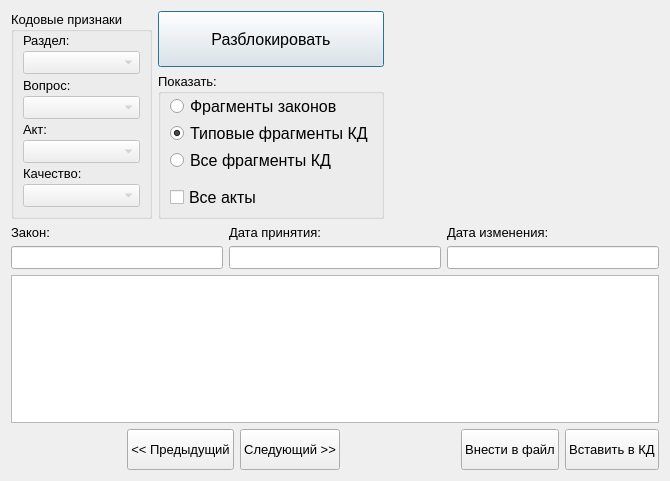
First picture: the form in knowledgebase.ui, repository YakSid/KDC_RSREU, before the edit.
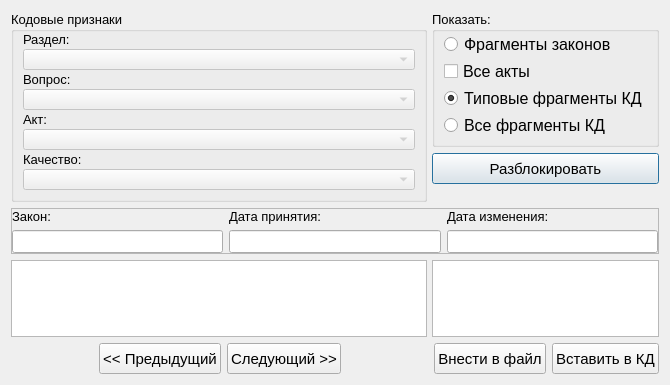
Second picture: the form after the edit.

Diff of the .ui file:
```diff
--- a/knowledgebase.ui
+++ b/knowledgebase.ui
@@ -7,7 +7,7 @@
     <x>0</x>
     <y>0</y>
     <width>670</width>
-    <height>481</height>
+    <height>385</height>
    </rect>
   </property>
   <property name="minimumSize">
@@ -25,12 +25,17 @@
    <string>База знаний</string>
   </property>
   <layout class="QGridLayout" name="gridLayout_3">
-   <item row="0" column="0">
+   <item row="0" column="0" rowspan="3">
+    <layout class="QVBoxLayout" name="verticalLayout_2">
+     <property name="spacing">
+      <number>0</number>
+     </property>
+     <item>
     <widget class="QGroupBox" name="groupBox">
      <property name="minimumSize">
       <size>
-       <width>0</width>
-       <height>208</height>
+         <width>416</width>
+         <height>0</height>
       </size>
      </property>
      <property name="maximumSize">
@@ -57,68 +62,116 @@
       <property name="verticalSpacing">
        <number>2</number>
       </property>
-      <item row="0" column="0">
-       <widget class="QLabel" name="label">
-        <property name="text">
-         <string>Раздел:</string>
-        </property>
-       </widget>
-      </item>
-      <item row="1" column="0">
-       <widget class="QComboBox" name="razdel">
-        <property name="enabled">
-         <bool>false</bool>
-        </property>
-        <property name="editable">
-         <bool>false</bool>
-        </property>
-       </widget>
-      </item>
-      <item row="5" column="0">
-       <widget class="QComboBox" name="akt">
-        <property name="enabled">
-         <bool>false</bool>
-        </property>
-        <property name="editable">
-         <bool>false</bool>
-        </property>
-       </widget>
-      </item>
       <item row="2" column="0">
-       <widget class="QLabel" name="label_2">
+         <widget class="QLabel" name="lb_question">
+          <property name="maximumSize">
+           <size>
+            <width>16777215</width>
+            <height>16</height>
+           </size>
+          </property>
         <property name="text">
          <string>Вопрос:</string>
         </property>
        </widget>
       </item>
-      <item row="4" column="0">
-       <widget class="QLabel" name="label_3">
-        <property name="text">
-         <string>Акт:</string>
+        <item row="3" column="0">
+         <widget class="QComboBox" name="cmb_question">
+          <property name="enabled">
+           <bool>false</bool>
+          </property>
+          <property name="maximumSize">
+           <size>
+            <width>16777215</width>
+            <height>21</height>
+           </size>
+          </property>
+          <property name="editable">
+           <bool>false</bool>
         </property>
        </widget>
       </item>
       <item row="6" column="0">
        <widget class="QLabel" name="lb_quality">
+          <property name="maximumSize">
+           <size>
+            <width>16777215</width>
+            <height>16</height>
+           </size>
+          </property>
         <property name="text">
          <string>Качество:</string>
         </property>
        </widget>
       </item>
-      <item row="3" column="0">
-       <widget class="QComboBox" name="question">
-        <property name="enabled">
-         <bool>false</bool>
-        </property>
-        <property name="editable">
-         <bool>false</bool>
-        </property>
-       </widget>
-      </item>
       <item row="7" column="0">
        <widget class="QComboBox" name="quality">
         <property name="enabled">
          <bool>false</bool>
+          </property>
+          <property name="maximumSize">
+           <size>
+            <width>16777215</width>
+            <height>21</height>
+           </size>
+          </property>
+          <property name="editable">
+           <bool>false</bool>
+          </property>
+         </widget>
+        </item>
+        <item row="5" column="0">
+         <widget class="QComboBox" name="cmb_act">
+          <property name="enabled">
+           <bool>false</bool>
+          </property>
+          <property name="maximumSize">
+           <size>
+            <width>16777215</width>
+            <height>21</height>
+           </size>
+          </property>
+          <property name="editable">
+           <bool>false</bool>
+          </property>
+         </widget>
+        </item>
+        <item row="0" column="0">
+         <widget class="QLabel" name="lb_razdel">
+          <property name="maximumSize">
+           <size>
+            <width>16777215</width>
+            <height>16</height>
+           </size>
+          </property>
+          <property name="text">
+           <string>Раздел:</string>
+          </property>
+         </widget>
+        </item>
+        <item row="4" column="0">
+         <widget class="QLabel" name="lb_act">
+          <property name="maximumSize">
+           <size>
+            <width>16777215</width>
+            <height>16</height>
+           </size>
+          </property>
+          <property name="text">
+           <string>Акт:</string>
+          </property>
+         </widget>
+        </item>
+        <item row="1" column="0">
+         <widget class="QComboBox" name="cmb_razdel">
+          <property name="enabled">
+           <bool>false</bool>
+          </property>
+          <property name="maximumSize">
+           <size>
+            <width>16777215</width>
+            <height>21</height>
+           </size>
         </property>
         <property name="editable">
          <bool>false</bool>
@@ -128,50 +181,22 @@
      </layout>
     </widget>
    </item>
-   <item row="0" column="1">
-    <layout class="QVBoxLayout" name="verticalLayout_2">
      <item>
-      <layout class="QHBoxLayout" name="horizontalLayout_2">
-       <item>
-        <widget class="QPushButton" name="pb_unlock">
-         <property name="minimumSize">
-          <size>
-           <width>226</width>
-           <height>56</height>
-          </size>
-         </property>
-         <property name="maximumSize">
-          <size>
-           <width>226</width>
-           <height>16777215</height>
-          </size>
-         </property>
-         <property name="font">
-          <font>
-           <pointsize>12</pointsize>
-          </font>
-         </property>
-         <property name="text">
-          <string>Разблокировать</string>
-         </property>
-        </widget>
-       </item>
-       <item>
-        <spacer name="horizontalSpacer_2">
+      <spacer name="verticalSpacer_2">
          <property name="orientation">
-          <enum>Qt::Horizontal</enum>
+        <enum>Qt::Vertical</enum>
          </property>
          <property name="sizeHint" stdset="0">
           <size>
-           <width>40</width>
-           <height>20</height>
+         <width>20</width>
+         <height>13</height>
           </size>
          </property>
         </spacer>
        </item>
       </layout>
      </item>
-     <item>
+   <item row="0" column="1">
       <widget class="QGroupBox" name="groupBox_2">
        <property name="minimumSize">
         <size>
@@ -181,8 +206,8 @@
        </property>
        <property name="maximumSize">
         <size>
-         <width>226</width>
-         <height>163</height>
+       <width>16777215</width>
+       <height>16777215</height>
         </size>
        </property>
        <property name="title">
@@ -214,7 +239,19 @@
          </widget>
         </item>
         <item>
-         <widget class="QRadioButton" name="rb_typical_fragments">
+       <widget class="QCheckBox" name="ch_all_acts">
+        <property name="font">
+         <font>
+          <pointsize>12</pointsize>
+         </font>
+        </property>
+        <property name="text">
+         <string>Все акты</string>
+        </property>
+       </widget>
+      </item>
+      <item>
+       <widget class="QRadioButton" name="rb_typical_fragments_kd">
           <property name="font">
            <font>
             <pointsize>12</pointsize>
@@ -240,7 +277,34 @@
           </property>
          </widget>
         </item>
-        <item>
+     </layout>
+    </widget>
+   </item>
+   <item row="1" column="1">
+    <widget class="QPushButton" name="pb_unlock">
+     <property name="minimumSize">
+      <size>
+       <width>151</width>
+       <height>31</height>
+      </size>
+     </property>
+     <property name="maximumSize">
+      <size>
+       <width>16777215</width>
+       <height>31</height>
+      </size>
+     </property>
+     <property name="font">
+      <font>
+       <pointsize>11</pointsize>
+      </font>
+     </property>
+     <property name="text">
+      <string>Разблокировать</string>
+     </property>
+    </widget>
+   </item>
+   <item row="2" column="1">
          <spacer name="verticalSpacer">
           <property name="orientation">
            <enum>Qt::Vertical</enum>
@@ -248,30 +312,38 @@
           <property name="sizeHint" stdset="0">
            <size>
             <width>20</width>
-            <height>40</height>
+       <height>15</height>
            </size>
           </property>
          </spacer>
         </item>
-        <item>
-         <widget class="QCheckBox" name="chb_all_akts">
-          <property name="font">
-           <font>
-            <pointsize>12</pointsize>
-           </font>
-          </property>
-          <property name="text">
-           <string>Все акты</string>
-          </property>
-         </widget>
-        </item>
-       </layout>
-      </widget>
-     </item>
-    </layout>
-   </item>
-   <item row="1" column="0" colspan="2">
+   <item row="3" column="0" colspan="2">
+    <widget class="QFrame" name="frame">
+     <property name="minimumSize">
+      <size>
+       <width>648</width>
+       <height>0</height>
+      </size>
+     </property>
+     <property name="frameShape">
+      <enum>QFrame::StyledPanel</enum>
+     </property>
+     <property name="frameShadow">
+      <enum>QFrame::Raised</enum>
+     </property>
     <layout class="QGridLayout" name="gridLayout">
+      <property name="leftMargin">
+       <number>0</number>
+      </property>
+      <property name="topMargin">
+       <number>0</number>
+      </property>
+      <property name="rightMargin">
+       <number>0</number>
+      </property>
+      <property name="bottomMargin">
+       <number>0</number>
+      </property>
      <item row="0" column="0">
       <widget class="QLabel" name="label_5">
        <property name="text">
@@ -318,12 +390,13 @@
       </widget>
      </item>
     </layout>
+    </widget>
    </item>
-   <item row="2" column="0" colspan="2">
-    <widget class="QTextEdit" name="text">
+   <item row="4" column="0">
+    <widget class="QTextEdit" name="te_text">
      <property name="minimumSize">
       <size>
-       <width>648</width>
+       <width>416</width>
        <height>0</height>
       </size>
      </property>
@@ -338,7 +411,14 @@
      </property>
     </widget>
    </item>
-   <item row="3" column="0" colspan="2">
+   <item row="4" column="1">
+    <widget class="QListView" name="lv_texts">
+     <property name="editTriggers">
+      <set>QAbstractItemView::NoEditTriggers</set>
+     </property>
+    </widget>
+   </item>
+   <item row="5" column="0" colspan="2">
     <layout class="QHBoxLayout" name="horizontalLayout">
      <item>
       <spacer name="horizontalSpacer_4">
@@ -358,9 +438,14 @@
        <property name="minimumSize">
         <size>
          <width>0</width>
-         <height>41</height>
+         <height>31</height>
         </size>
        </property>
+       <property name="font">
+        <font>
+         <pointsize>11</pointsize>
+        </font>
+       </property>
        <property name="text">
         <string>&lt;&lt; Предыдущий</string>
        </property>
@@ -371,9 +456,14 @@
        <property name="minimumSize">
         <size>
          <width>0</width>
-         <height>41</height>
+         <height>31</height>
         </size>
        </property>
+       <property name="font">
+        <font>
+         <pointsize>11</pointsize>
+        </font>
+       </property>
        <property name="text">
         <string>Следующий &gt;&gt;</string>
        </property>
@@ -397,9 +487,14 @@
        <property name="minimumSize">
         <size>
          <width>0</width>
-         <height>41</height>
+         <height>31</height>
         </size>
        </property>
+       <property name="font">
+        <font>
+         <pointsize>11</pointsize>
+        </font>
+       </property>
        <property name="text">
         <string>Внести в файл</string>
        </property>
@@ -410,9 +505,14 @@
        <property name="minimumSize">
         <size>
          <width>0</width>
-         <height>41</height>
+         <height>31</height>
         </size>
        </property>
+       <property name="font">
+        <font>
+         <pointsize>11</pointsize>
+        </font>
+       </property>
        <property name="text">
         <string>Вставить в КД</string>
        </property>
```
Left out of the diff: 6 changed lines with no effect on the pictures. Lines whose indentation alone changed are shown as unchanged.
